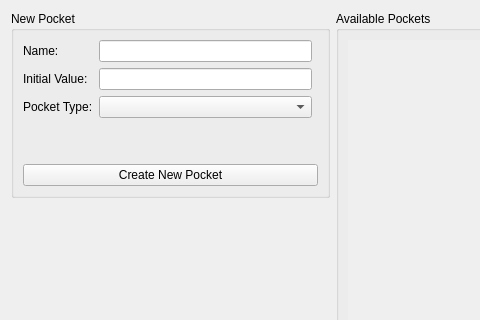
Above: FinancialManager/Content/Pockets/pocketswidget.ui from Aethermeister/FinancialManager before the change; both pictures show x 0 to 480 and y 0 to 320 of the 1040 by 437 pixel window. Below: the same form after it.
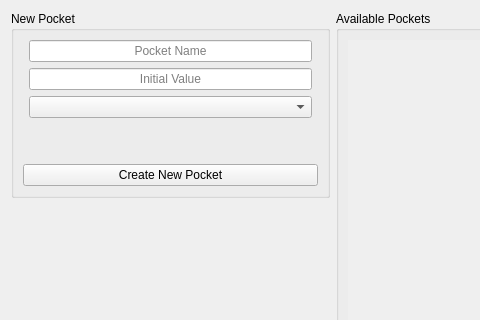
That is the form after the change.

Commit message:
Amount -> Value
Every 'amount' reference has been replaced to 'value'
Pocket and Record objects have Value member from now on

What changed in the file:
```diff
--- a/FinancialManager/Content/Pockets/pocketswidget.ui
+++ b/FinancialManager/Content/Pockets/pocketswidget.ui
@@ -62,13 +62,6 @@
       <bool>true</bool>
      </property>
      <layout class="QGridLayout" name="gridLayout">
-      <item row="0" column="0">
-       <widget class="QLabel" name="label">
-        <property name="text">
-         <string>Name:</string>
-        </property>
-       </widget>
-      </item>
       <item row="0" column="1">
        <widget class="QLineEdit" name="m_newPocketName_lineEdit">
         <property name="maximumSize">
@@ -77,6 +70,12 @@
           <height>16777215</height>
          </size>
         </property>
+        <property name="alignment">
+         <set>Qt::AlignCenter</set>
+        </property>
+        <property name="placeholderText">
+         <string>Pocket Name</string>
+        </property>
        </widget>
       </item>
       <item row="3" column="0" colspan="2">
@@ -92,13 +91,6 @@
         </property>
        </widget>
       </item>
-      <item row="1" column="0">
-       <widget class="QLabel" name="label_2">
-        <property name="text">
-         <string>Initial Value:</string>
-        </property>
-       </widget>
-      </item>
       <item row="4" column="0" colspan="3">
        <spacer name="verticalSpacer">
         <property name="orientation">
@@ -123,6 +115,12 @@
           <height>16777215</height>
          </size>
         </property>
+        <property name="alignment">
+         <set>Qt::AlignCenter</set>
+        </property>
+        <property name="placeholderText">
+         <string>Initial Value</string>
+        </property>
        </widget>
       </item>
       <item row="5" column="0" colspan="3">
@@ -138,13 +136,6 @@
         </property>
        </widget>
       </item>
-      <item row="2" column="0">
-       <widget class="QLabel" name="label_3">
-        <property name="text">
-         <string>Pocket Type:</string>
-        </property>
-       </widget>
-      </item>
       <item row="2" column="1">
        <widget class="QComboBox" name="m_pocketType_comboBox">
         <property name="placeholderText">
```
The commit also changes 17 other files.
